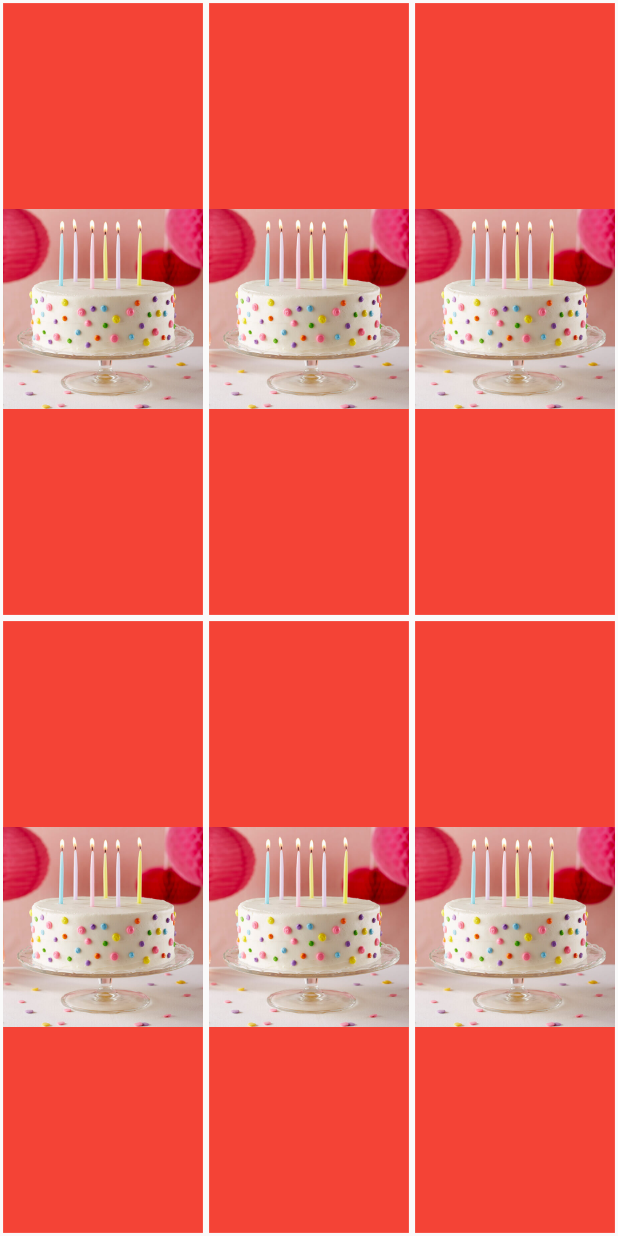
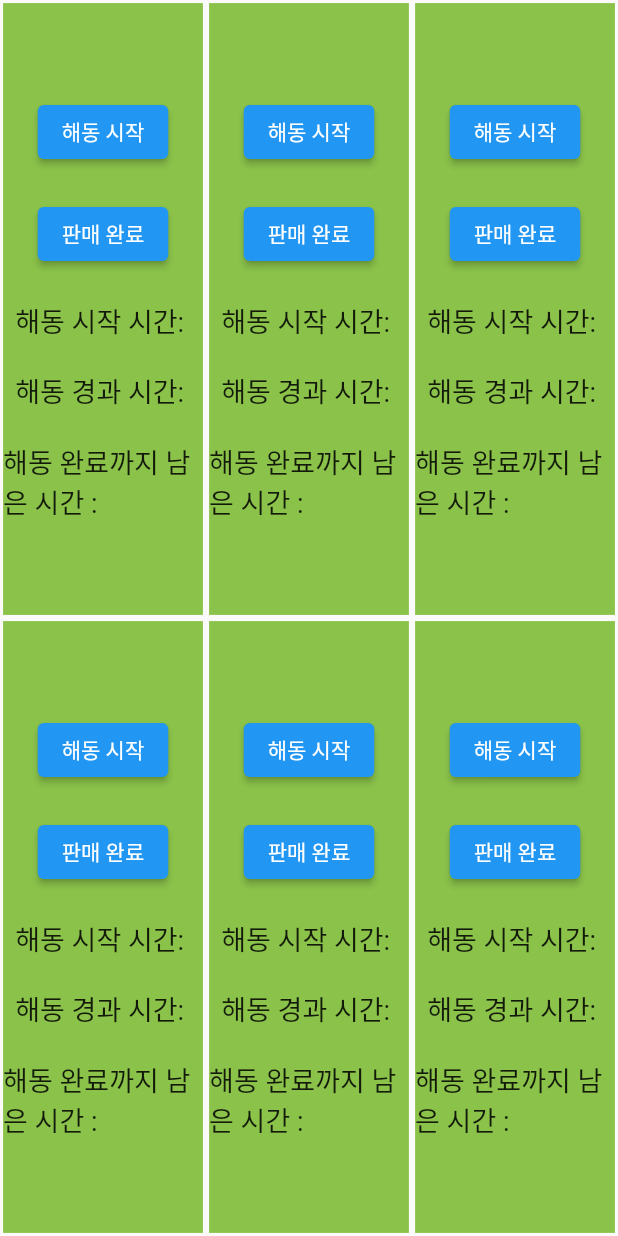
Before and after one commit to akth101/cakeTimer, a Flutter app: the screen it shows after launch, on a phone screen of 412 x 824 dp. Run offline on Flutter 3.47's test engine with Material 2 defaults, Android fonts, the phone set to English and light mode, and no system bars.

Commit message:
ADD : timer func

```diff
--- a/lib/main.dart
+++ b/lib/main.dart
@@ -1,4 +1,5 @@
 import 'package:flutter/material.dart';
+import 'package:timer/timer.dart';
 
 void main() {
   runApp(const MyApp());
@@ -61,9 +62,9 @@ class tmpWidget extends StatelessWidget {
       height: screenHeight / 2 - screenWidth * 0.01,
       alignment: Alignment.center,
       decoration: const BoxDecoration(
-        color: Colors.red,
+        color: Colors.lightGreen,
       ),
-      child: Image.asset('assets/images/cake.jpg'),
+      child: const cakeTimer(),
     );
   }
 }
--- /dev/null
+++ b/lib/timer.dart
@@ -0,0 +1,117 @@
+import 'package:flutter/material.dart';
+import 'dart:async';
+
+class cakeTimer extends StatefulWidget {
+  const cakeTimer({super.key});
+
+  @override
+  _cakeTimerState createState() => _cakeTimerState();
+}
+
+class _cakeTimerState extends State<cakeTimer> {
+  String startTime = ''; //해동 시작 시간
+  String elapsedTime = ''; //해동 경과 시간
+  String remainingTime = ''; //해동 완료까지 남은 시간
+  Timer? currentTimer;
+  Timer? sixHoursLaterTimer;
+
+  void saveCurrentTime() {
+    // 현재 시각을 얻어와 startTime 변수에 저장.
+    DateTime now = DateTime.now();
+    setState(() {
+      startTime = now.toString();
+    });
+
+    //startTime에 저장되어 있는 시간을 출력하기 좋은 string 형태로 parse
+    DateTime startDateTime = DateTime.parse(startTime);
+
+    // 이전에 활성화된 타이머를 취소
+    currentTimer?.cancel();
+    sixHoursLaterTimer?.cancel();
+
+    // 1초마다 '해동 경과 시간'(현재 시각 - 시작 시각)을 표시하는 타이머를 시작
+    currentTimer = Timer.periodic(const Duration(seconds: 1), (timer) {
+      DateTime currentDateTime = DateTime.now();
+      Duration difference = currentDateTime.difference(now);
+
+      //시간, 분, 초별 현재 시각과 시작 시각의 차이를 계산
+      int hours = difference.inHours;
+      int minutes = (difference.inMinutes % 60);
+      int seconds = (difference.inSeconds % 60);
+
+      //시간 차이를 HH:mm:ss 형태로 포맷팅
+      String formattedDifference =
+          '$hours:${minutes.toString().padLeft(2, '0')}:${seconds.toString().padLeft(2, '0')}';
+
+      setState(() {
+        elapsedTime = formattedDifference;
+      });
+    });
+
+    // 1초마다 '해동 완료까지 남은 시간'을 표시하는 타이머를 시작
+    sixHoursLaterTimer = Timer.periodic(const Duration(seconds: 1), (timer) {
+      DateTime currentDateTime = DateTime.now();
+      DateTime sixHoursLater = startDateTime.add(const Duration(hours: 6));
+      Duration timeDifference = sixHoursLater.difference(currentDateTime);
+
+      // 시간, 분, 초별 해동 시작 시각과 6시간 후의 시각 차이를 계산
+      int hours = timeDifference.inHours;
+      int minutes = (timeDifference.inMinutes % 60);
+      int seconds = (timeDifference.inSeconds % 60);
+
+      // 시간 차이를 HH:mm:ss 형식으로 포맷팅
+      String formattedTimeDifference =
+          '$hours:${minutes.toString().padLeft(2, '0')}:${seconds.toString().padLeft(2, '0')}';
+
+      setState(() {
+        remainingTime = formattedTimeDifference;
+      });
+    });
+  }
+
+  void resetTimers() {
+    // '판매 완료' 버튼을 누르면 현재 활성화된 타이머를 모두 취소하고 시간 정보를 초기화
+    currentTimer?.cancel();
+    sixHoursLaterTimer?.cancel();
+    setState(() {
+      startTime = '';
+      elapsedTime = '';
+      remainingTime = '';
+    });
+  }
+
+  @override
+  Widget build(BuildContext context) {
+    return Center(
+      child: Column(
+        mainAxisAlignment: MainAxisAlignment.center,
+        children: <Widget>[
+          ElevatedButton(
+            onPressed: saveCurrentTime,
+            child: const Text('해동 시작'),
+          ),
+          const SizedBox(height: 20),
+          ElevatedButton(
+            onPressed: resetTimers,
+            child: const Text('판매 완료'),
+          ),
+          const SizedBox(height: 20),
+          Text(
+            '해동 시작 시간: $startTime',
+            style: const TextStyle(fontSize: 18),
+          ),
+          const SizedBox(height: 20),
+          Text(
+            '해동 경과 시간: $elapsedTime',
+            style: const TextStyle(fontSize: 18),
+          ),
+          const SizedBox(height: 20),
+          Text(
+            '해동 완료까지 남은 시간 : $remainingTime',
+            style: const TextStyle(fontSize: 18),
+          ),
+        ],
+      ),
+    );
+  }
+}
```
